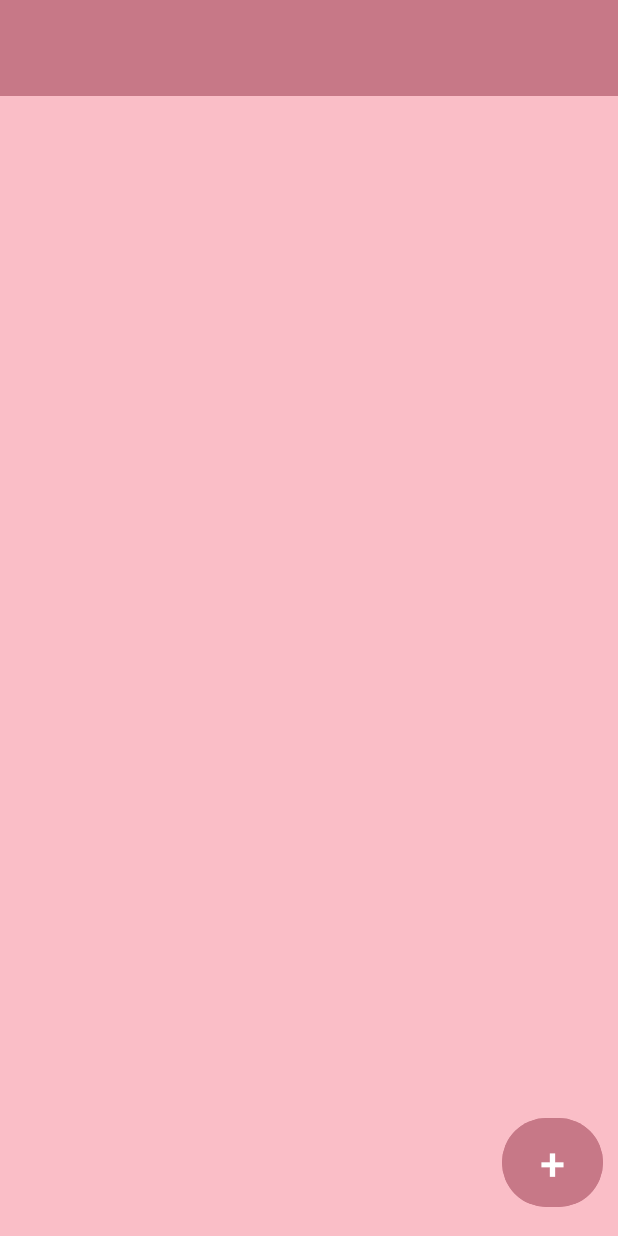
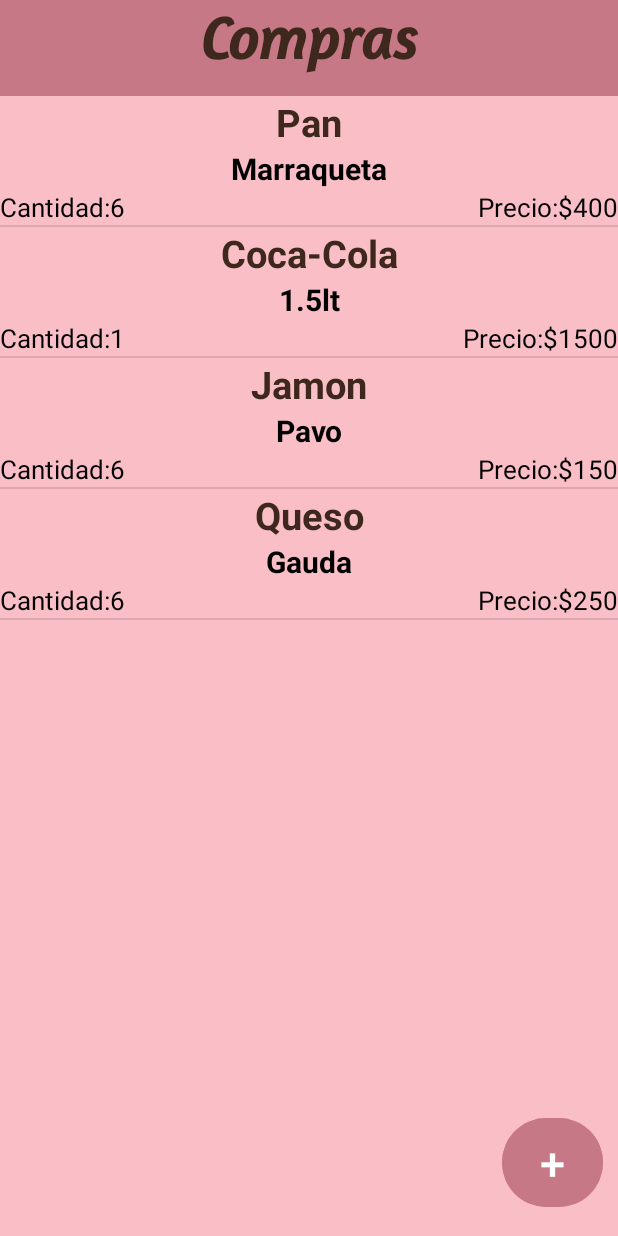
Before and after one commit to LisGC/ShopList, an Android app: the Buy screen opened directly, with no data from a screen before it, on a phone screen of 412 x 824 dp. Run offline under Robolectric (Android 15) with nearby library versions, the phone set to English and light mode, and no system bars.

Commit message:
cambios y agregar codigo a clases Buy-Buydetail

```diff
--- a/app/src/main/AndroidManifest.xml
+++ b/app/src/main/AndroidManifest.xml
@@ -12,6 +12,9 @@
         android:supportsRtl="true"
         android:theme="@style/Theme.ShopList"
         tools:targetApi="31">
+        <activity
+            android:name=".ProductDetails"
+            android:exported="false" />
         <activity
             android:name=".AddBuyItem"
             android:exported="false" />
--- a/app/src/main/java/cl/lisgc/shoplist/Buy.kt
+++ b/app/src/main/java/cl/lisgc/shoplist/Buy.kt
@@ -1,11 +1,80 @@
 package cl.lisgc.shoplist
 
+import android.content.Intent
 import androidx.appcompat.app.AppCompatActivity
 import android.os.Bundle
+import android.view.View
+import android.widget.ListView
+import cl.lisgc.shoplist.adapter.BuyAdapterList
+import cl.lisgc.shoplist.adapter.BuyDetail
+import cl.lisgc.shoplist.entity.Product
 
 class Buy : AppCompatActivity() {
+    private lateinit var listBuy: ListView
+    private  var listOption: Boolean = true
+    private var detailOption: Boolean = false
+    private lateinit var products: MutableList<Product>
+    private lateinit var productAdapter: BuyAdapterList
+
+    companion object{
+        const val REQUEST_REGISTER = 1
+    }
+
+
     override fun onCreate(savedInstanceState: Bundle?) {
         super.onCreate(savedInstanceState)
         setContentView(R.layout.activity_buy)
+
+        listBuy = findViewById(R.id.buyList)
+
+        products = mutableListOf(
+            Product("Pan", "Marraqueta", 6, 400),
+            Product("Coca-Cola", "1.5lt", 1, 1500),
+            Product("Jamon", "Pavo", 6, 150),
+            Product("Queso", "Gauda", 6, 250)
+
+        )
+
+        productAdapter = BuyAdapterList(this, R.layout.buy_item, products)
+
+        listBuy.adapter = productAdapter
+
+        listBuy.setOnItemClickListener{ _, _, posicion, _ ->
+            val selectedProduct = products[posicion]
+            listOption = !listOption
+            if (detailOption){
+                showProductDetail(selectedProduct)
+            }
+            else{
+                val intent = Intent(this, ProductDetails::class.java)
+                intent.putExtra("Product", selectedProduct)
+                startActivity(intent)
+            }
+        }
+    }
+
+    fun createProduct(view: View){
+        val intent = Intent(this, AddBuyItem::class.java)
+        startActivityForResult(intent, REQUEST_REGISTER)
+    }
+
+    private fun showProductDetail(product: Product){
+        val dialog = BuyDetail(this, product)
+        dialog.show()
+    }
+
+    override fun onActivityResult(requestCode: Int, resultCode: Int, data: Intent?) {
+        super.onActivityResult(requestCode, resultCode, data)
+
+        if (requestCode == REQUEST_REGISTER && resultCode == RESULT_OK) {
+            val newProduct = data?.getParcelableExtra<Product>("new")
+            if (newProduct != null) {
+                products.add(newProduct)
+                if (listOption) {
+
+                }
+                productAdapter.notifyDataSetChanged()
+            }
+        }
     }
 }
--- /dev/null
+++ b/app/src/main/java/cl/lisgc/shoplist/adapter/ProductoAdapter.kt
@@ -0,0 +1,39 @@
+package cl.lisgc.shoplist.adapter
+
+import android.content.Context
+import android.view.LayoutInflater
+import android.view.View
+import android.view.ViewGroup
+import android.widget.ArrayAdapter
+import android.widget.TextView
+import cl.lisgc.shoplist.R
+import cl.lisgc.shoplist.entity.Product
+
+class BuyAdapterList(
+    context: Context,
+    resources: Int,
+    product: List<Product>
+) : ArrayAdapter<Product>(context, resources, product){
+
+    override fun getView(posicion: Int, convertView: View?, parent: ViewGroup): View {
+        val inflater = context.getSystemService(Context.LAYOUT_INFLATER_SERVICE) as LayoutInflater
+        val buyView = convertView ?: inflater.inflate(R.layout.buy_item, null)
+
+        // Get the patient data at the current position
+        val product = getItem(posicion)
+
+        // Bind patient data to TextViews in the custom layout
+        val nameTextView = buyView.findViewById<TextView>(R.id.item_name)
+        val resourcesTextView = buyView.findViewById<TextView>(R.id.item_detail)
+        val quantityTextView = buyView.findViewById<TextView>(R.id.item_quantity)
+        val priceTextView = buyView.findViewById<TextView>(R.id.item_price)
+
+        // Set the patient data in the TextViews
+        nameTextView.text = product?.name
+        resourcesTextView.text = product?.detail
+        quantityTextView.text = product?.quantity.toString()
+        priceTextView.text = product?.price.toString()
+
+        return buyView
+    }
+}
--- a/app/src/main/java/cl/lisgc/shoplist/entity/Product.kt
+++ b/app/src/main/java/cl/lisgc/shoplist/entity/Product.kt
@@ -6,7 +6,7 @@ import android.os.Parcelable
 data class Product(
 
     val name: String?,
-    val specification: String?,
+    val detail: String?,
     val quantity: Int,
     val price: Int
 ) : Parcelable {
@@ -19,7 +19,7 @@ data class Product(
 
     override fun writeToParcel(parcel: Parcel, flags: Int) {
         parcel.writeString(name)
-        parcel.writeString(specification)
+        parcel.writeString(detail)
         parcel.writeInt(quantity)
         parcel.writeInt(price)
     }
--- a/app/src/main/res/layout/activity_buy.xml
+++ b/app/src/main/res/layout/activity_buy.xml
@@ -9,15 +9,18 @@
 
     <TextView
         android:id="@+id/textBuy"
-        android:layout_width="418dp"
+        android:layout_width="match_parent"
         android:layout_height="64dp"
         android:background="@color/dullMagenta"
         android:fontFamily="@font/amaranth_italic"
+        android:text="@string/buyTitle"
         android:textAlignment="center"
         android:textColor="@color/darkBrown"
         android:textSize="40sp"
         android:textStyle="bold|italic"
         android:typeface="serif"
+        android:visibility="visible"
+        app:layout_constraintBottom_toTopOf="@+id/buyList"
         app:layout_constraintEnd_toEndOf="parent"
         app:layout_constraintStart_toStartOf="parent"
         app:layout_constraintTop_toTopOf="parent"
@@ -38,7 +41,7 @@
         android:layout_gravity="bottom|end"
         android:layout_marginRight="10dp"
         android:layout_marginBottom="15dp"
-
+        android:onClick="createProduct"
         android:backgroundTint="@color/dullMagenta"
         android:text="@string/add"
         android:textSize="30sp"
--- a/app/src/main/res/layout/activity_stores.xml
+++ b/app/src/main/res/layout/activity_stores.xml
@@ -9,15 +9,19 @@
 
     <TextView
         android:id="@+id/textStores"
-        android:layout_width="418dp"
+        android:layout_width="match_parent"
         android:layout_height="64dp"
         android:background="@color/dullGreen"
         android:fontFamily="@font/amaranth_italic"
+        android:text="@string/storeTitle"
         android:textAlignment="center"
         android:textColor="@color/darkBrown"
         android:textSize="40sp"
         android:textStyle="bold|italic"
         android:typeface="serif"
+        android:visibility="visible"
+        app:autoSizeTextType="none"
+        app:layout_constraintBottom_toTopOf="@+id/storesList"
         app:layout_constraintEnd_toEndOf="parent"
         app:layout_constraintStart_toStartOf="parent"
         app:layout_constraintTop_toTopOf="parent"
--- /dev/null
+++ b/app/src/main/res/layout/buy_item.xml
@@ -0,0 +1,78 @@
+<?xml version="1.0" encoding="utf-8"?>
+<androidx.constraintlayout.widget.ConstraintLayout xmlns:android="http://schemas.android.com/apk/res/android"
+    xmlns:app="http://schemas.android.com/apk/res-auto"
+    xmlns:tools="http://schemas.android.com/tools"
+    android:layout_width="match_parent"
+    android:layout_height="100dp"
+    android:layout_marginLeft="16dp"
+    android:layout_marginRight="16dp"
+    android:background="@color/lightMagenta">
+
+    <TextView
+        android:id="@+id/item_name"
+        android:layout_width="wrap_content"
+        android:layout_height="wrap_content"
+        android:textColor="@color/darkBrown"
+        android:textSize="25sp"
+        android:textStyle="bold"
+        app:layout_constraintEnd_toEndOf="parent"
+        app:layout_constraintStart_toStartOf="parent"
+        app:layout_constraintTop_toTopOf="parent"
+        tools:text="Item" />
+
+    <TextView
+        android:id="@+id/item_detail"
+        android:layout_width="wrap_content"
+        android:layout_height="wrap_content"
+        android:textColor="@color/black"
+        android:textSize="20sp"
+        android:textStyle="bold"
+        app:layout_constraintEnd_toEndOf="parent"
+        app:layout_constraintStart_toStartOf="parent"
+        app:layout_constraintTop_toBottomOf="@+id/item_name"
+        tools:text="detail" />
+
+    <TextView
+        android:id="@+id/quantity"
+        android:layout_width="wrap_content"
+        android:layout_height="wrap_content"
+        android:text="@string/quantity"
+        android:textColor="@color/black"
+        android:textSize="17sp"
+        app:layout_constraintStart_toStartOf="parent"
+        app:layout_constraintTop_toBottomOf="@+id/item_detail"
+        tools:text="quantity" />
+
+    <TextView
+        android:id="@+id/item_quantity"
+        android:layout_width="wrap_content"
+        android:layout_height="wrap_content"
+        android:textColor="@color/black"
+        android:textSize="17sp"
+        app:layout_constraintStart_toEndOf="@+id/quantity"
+        app:layout_constraintTop_toBottomOf="@+id/item_detail"
+        tools:text="number" />
+
+    <TextView
+        android:id="@+id/price"
+        android:layout_width="wrap_content"
+        android:layout_height="wrap_content"
+        android:text="@string/price"
+        android:textColor="@color/black"
+        android:textSize="17sp"
+        app:layout_constraintRight_toLeftOf="@+id/item_price"
+        app:layout_constraintTop_toBottomOf="@+id/item_detail"
+        tools:text="price" />
+
+
+    <TextView
+        android:id="@+id/item_price"
+        android:layout_width="wrap_content"
+        android:layout_height="wrap_content"
+        android:textColor="@color/black"
+        android:textSize="17sp"
+        app:layout_constraintRight_toRightOf="parent"
+        app:layout_constraintTop_toBottomOf="@+id/item_detail"
+        tools:text="number" />
+
+</androidx.constraintlayout.widget.ConstraintLayout>
--- /dev/null
+++ b/app/src/main/res/layout/inventory_item.xml
@@ -0,0 +1,6 @@
+<?xml version="1.0" encoding="utf-8"?>
+<androidx.constraintlayout.widget.ConstraintLayout xmlns:android="http://schemas.android.com/apk/res/android"
+    android:layout_width="match_parent"
+    android:layout_height="match_parent">
+
+</androidx.constraintlayout.widget.ConstraintLayout>
--- a/app/src/main/res/layout/store_item.xml
+++ b/app/src/main/res/layout/store_item.xml
@@ -12,7 +12,7 @@
         android:id="@+id/store_name"
         android:layout_width="wrap_content"
         android:layout_height="wrap_content"
-        android:textColor="@color/black"
+        android:textColor="@color/darkBrown"
         android:textSize="25sp"
         android:textStyle="bold"
         app:layout_constraintEnd_toEndOf="parent"
@@ -35,7 +35,7 @@
         tools:text="location" />
 
     <TextView
-        android:id="@+id/strore_schedule"
+        android:id="@+id/store_schedule"
         android:layout_width="wrap_content"
         android:layout_height="wrap_content"
         android:textColor="@color/darkBrown"
```
Also changed, not shown: app/src/main/java/cl/lisgc/shoplist/ProductDetails.kt (added, +43 -0 lines), app/src/main/java/cl/lisgc/shoplist/Stores.kt (+15 -13 lines), app/src/main/java/cl/lisgc/shoplist/adapter/BuyDetail.kt (added, +39 -0 lines), app/src/main/java/cl/lisgc/shoplist/adapter/StoreAdapter.kt (+12 -12 lines), app/src/main/res/layout/activity_product_details.xml (added, +42 -0 lines), app/src/main/res/values/strings.xml (+8 -1 lines).
